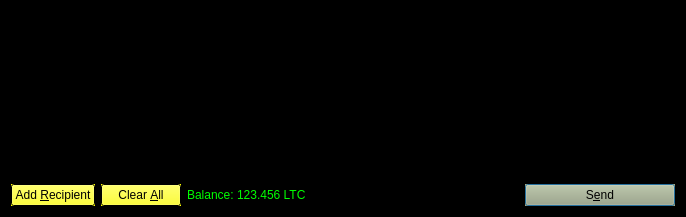
Old version of the form src/qt/forms/sendcoinsdialog.ui in the repository gridcoin/Gridcoin-master.
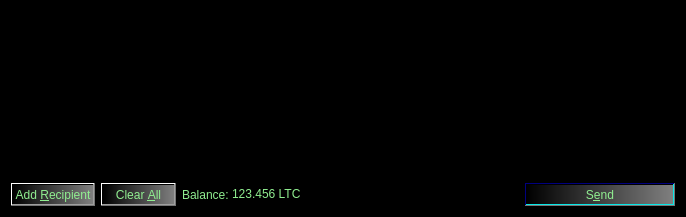
New version of the form. Icons and pictures are not drawn.

The edit to the form file:
```diff
--- a/src/qt/forms/sendcoinsdialog.ui
+++ b/src/qt/forms/sendcoinsdialog.ui
@@ -16,27 +16,45 @@
      <colorrole role="WindowText">
       <brush brushstyle="SolidPattern">
        <color alpha="255">
-        <red>0</red>
-        <green>255</green>
-        <blue>0</blue>
+        <red>144</red>
+        <green>238</green>
+        <blue>144</blue>
        </color>
       </brush>
      </colorrole>
      <colorrole role="Button">
       <brush brushstyle="SolidPattern">
        <color alpha="255">
-        <red>255</red>
-        <green>255</green>
+        <red>0</red>
+        <green>0</green>
         <blue>0</blue>
        </color>
       </brush>
      </colorrole>
+     <colorrole role="Text">
+      <brush brushstyle="SolidPattern">
+       <color alpha="255">
+        <red>144</red>
+        <green>238</green>
+        <blue>144</blue>
+       </color>
+      </brush>
+     </colorrole>
+     <colorrole role="ButtonText">
+      <brush brushstyle="SolidPattern">
+       <color alpha="255">
+        <red>144</red>
+        <green>238</green>
+        <blue>144</blue>
+       </color>
+      </brush>
+     </colorrole>
      <colorrole role="Base">
       <brush brushstyle="SolidPattern">
        <color alpha="255">
-        <red>255</red>
-        <green>255</green>
-        <blue>255</blue>
+        <red>0</red>
+        <green>0</green>
+        <blue>0</blue>
        </color>
       </brush>
      </colorrole>
@@ -54,27 +72,45 @@
      <colorrole role="WindowText">
       <brush brushstyle="SolidPattern">
        <color alpha="255">
-        <red>0</red>
-        <green>255</green>
-        <blue>0</blue>
+        <red>144</red>
+        <green>238</green>
+        <blue>144</blue>
        </color>
       </brush>
      </colorrole>
      <colorrole role="Button">
       <brush brushstyle="SolidPattern">
        <color alpha="255">
-        <red>255</red>
-        <green>255</green>
+        <red>0</red>
+        <green>0</green>
         <blue>0</blue>
        </color>
       </brush>
      </colorrole>
+     <colorrole role="Text">
+      <brush brushstyle="SolidPattern">
+       <color alpha="255">
+        <red>144</red>
+        <green>238</green>
+        <blue>144</blue>
+       </color>
+      </brush>
+     </colorrole>
+     <colorrole role="ButtonText">
+      <brush brushstyle="SolidPattern">
+       <color alpha="255">
+        <red>144</red>
+        <green>238</green>
+        <blue>144</blue>
+       </color>
+      </brush>
+     </colorrole>
      <colorrole role="Base">
       <brush brushstyle="SolidPattern">
        <color alpha="255">
-        <red>255</red>
-        <green>255</green>
-        <blue>255</blue>
+        <red>0</red>
+        <green>0</green>
+        <blue>0</blue>
        </color>
       </brush>
      </colorrole>
@@ -92,21 +128,39 @@
      <colorrole role="WindowText">
       <brush brushstyle="SolidPattern">
        <color alpha="255">
-        <red>120</red>
-        <green>120</green>
-        <blue>120</blue>
+        <red>144</red>
+        <green>238</green>
+        <blue>144</blue>
        </color>
       </brush>
      </colorrole>
      <colorrole role="Button">
       <brush brushstyle="SolidPattern">
        <color alpha="255">
-        <red>255</red>
-        <green>255</green>
+        <red>0</red>
+        <green>0</green>
         <blue>0</blue>
        </color>
       </brush>
      </colorrole>
+     <colorrole role="Text">
+      <brush brushstyle="SolidPattern">
+       <color alpha="255">
+        <red>144</red>
+        <green>238</green>
+        <blue>144</blue>
+       </color>
+      </brush>
+     </colorrole>
+     <colorrole role="ButtonText">
+      <brush brushstyle="SolidPattern">
+       <color alpha="255">
+        <red>144</red>
+        <green>238</green>
+        <blue>144</blue>
+       </color>
+      </brush>
+     </colorrole>
      <colorrole role="Base">
       <brush brushstyle="SolidPattern">
        <color alpha="255">
@@ -132,7 +186,13 @@
    <string>Send Coins</string>
   </property>
   <property name="autoFillBackground">
-   <bool>true</bool>
+   <bool>false</bool>
+  </property>
+  <property name="styleSheet">
+   <string notr="true">
+background-color:black;
+color:lightgreen;
+</string>
   </property>
   <layout class="QVBoxLayout" name="verticalLayout">
    <item>
@@ -185,7 +245,13 @@
         <string>Send to multiple recipients at once</string>
        </property>
        <property name="autoFillBackground">
-        <bool>true</bool>
+        <bool>false</bool>
+       </property>
+       <property name="styleSheet">
+        <string notr="true">
+background-color:qlineargradient(spread:pad, x1:0, y1:0, x2:1, y2:0, stop:0 rgba(0, 0, 0, 255), stop:1 rgba(127, 127, 127, 255));
+color:lightgreen;
+</string>
        </property>
        <property name="text">
         <string>Add &amp;Recipient</string>
@@ -211,7 +277,13 @@
         <string>Remove all transaction fields</string>
        </property>
        <property name="autoFillBackground">
-        <bool>true</bool>
+        <bool>false</bool>
+       </property>
+       <property name="styleSheet">
+        <string notr="true">
+background-color:qlineargradient(spread:pad, x1:0, y1:0, x2:1, y2:0, stop:0 rgba(0, 0, 0, 255), stop:1 rgba(127, 127, 127, 255));
+color:lightgreen;
+</string>
        </property>
        <property name="text">
         <string>Clear &amp;All</string>
@@ -282,19 +354,30 @@
           <colorrole role="WindowText">
            <brush brushstyle="SolidPattern">
             <color alpha="255">
-             <red>0</red>
-             <green>255</green>
-             <blue>0</blue>
+             <red>144</red>
+             <green>238</green>
+             <blue>144</blue>
             </color>
            </brush>
           </colorrole>
           <colorrole role="Button">
-           <brush brushstyle="SolidPattern">
-            <color alpha="255">
-             <red>170</red>
-             <green>170</green>
-             <blue>127</blue>
-            </color>
+           <brush brushstyle="LinearGradientPattern">
+            <gradient startx="0.000000000000000" starty="0.000000000000000" endx="1.000000000000000" endy="0.000000000000000" type="LinearGradient" spread="PadSpread" coordinatemode="ObjectBoundingMode">
+             <gradientstop position="0.000000000000000">
+              <color alpha="255">
+               <red>0</red>
+               <green>0</green>
+               <blue>0</blue>
+              </color>
+             </gradientstop>
+             <gradientstop position="1.000000000000000">
+              <color alpha="255">
+               <red>127</red>
+               <green>127</green>
+               <blue>127</blue>
+              </color>
+             </gradientstop>
+            </gradient>
            </brush>
           </colorrole>
           <colorrole role="Light">
@@ -318,39 +401,90 @@
           <colorrole role="Text">
            <brush brushstyle="SolidPattern">
             <color alpha="255">
-             <red>28</red>
-             <green>85</green>
-             <blue>41</blue>
+             <red>144</red>
+             <green>238</green>
+             <blue>144</blue>
             </color>
            </brush>
           </colorrole>
           <colorrole role="ButtonText">
            <brush brushstyle="SolidPattern">
             <color alpha="255">
-             <red>0</red>
-             <green>0</green>
-             <blue>0</blue>
+             <red>144</red>
+             <green>238</green>
+             <blue>144</blue>
             </color>
            </brush>
           </colorrole>
+          <colorrole role="Base">
+           <brush brushstyle="LinearGradientPattern">
+            <gradient startx="0.000000000000000" starty="0.000000000000000" endx="1.000000000000000" endy="0.000000000000000" type="LinearGradient" spread="PadSpread" coordinatemode="ObjectBoundingMode">
+             <gradientstop position="0.000000000000000">
+              <color alpha="255">
+               <red>0</red>
+               <green>0</green>
+               <blue>0</blue>
+              </color>
+             </gradientstop>
+             <gradientstop position="1.000000000000000">
+              <color alpha="255">
+               <red>127</red>
+               <green>127</green>
+               <blue>127</blue>
+              </color>
+             </gradientstop>
+            </gradient>
+           </brush>
+          </colorrole>
+          <colorrole role="Window">
+           <brush brushstyle="LinearGradientPattern">
+            <gradient startx="0.000000000000000" starty="0.000000000000000" endx="1.000000000000000" endy="0.000000000000000" type="LinearGradient" spread="PadSpread" coordinatemode="ObjectBoundingMode">
+             <gradientstop position="0.000000000000000">
+              <color alpha="255">
+               <red>0</red>
+               <green>0</green>
+               <blue>0</blue>
+              </color>
+             </gradientstop>
+             <gradientstop position="1.000000000000000">
+              <color alpha="255">
+               <red>127</red>
+               <green>127</green>
+               <blue>127</blue>
+              </color>
+             </gradientstop>
+            </gradient>
+           </brush>
+          </colorrole>
          </active>
          <inactive>
           <colorrole role="WindowText">
            <brush brushstyle="SolidPattern">
             <color alpha="255">
-             <red>0</red>
-             <green>255</green>
-             <blue>0</blue>
+             <red>144</red>
+             <green>238</green>
+             <blue>144</blue>
             </color>
            </brush>
           </colorrole>
           <colorrole role="Button">
-           <brush brushstyle="SolidPattern">
-            <color alpha="255">
-             <red>170</red>
-             <green>170</green>
-             <blue>127</blue>
-            </color>
+           <brush brushstyle="LinearGradientPattern">
+            <gradient startx="0.000000000000000" starty="0.000000000000000" endx="1.000000000000000" endy="0.000000000000000" type="LinearGradient" spread="PadSpread" coordinatemode="ObjectBoundingMode">
+             <gradientstop position="0.000000000000000">
+              <color alpha="255">
+               <red>0</red>
+               <green>0</green>
+               <blue>0</blue>
+              </color>
+             </gradientstop>
+             <gradientstop position="1.000000000000000">
+              <color alpha="255">
+               <red>127</red>
+               <green>127</green>
+               <blue>127</blue>
+              </color>
+             </gradientstop>
+            </gradient>
            </brush>
           </colorrole>
           <colorrole role="Light">
@@ -374,39 +508,90 @@
           <colorrole role="Text">
            <brush brushstyle="SolidPattern">
             <color alpha="255">
-             <red>28</red>
-             <green>85</green>
-             <blue>41</blue>
+             <red>144</red>
+             <green>238</green>
+             <blue>144</blue>
             </color>
            </brush>
           </colorrole>
           <colorrole role="ButtonText">
            <brush brushstyle="SolidPattern">
             <color alpha="255">
-             <red>0</red>
-             <green>0</green>
-             <blue>0</blue>
+             <red>144</red>
+             <green>238</green>
+             <blue>144</blue>
             </color>
            </brush>
           </colorrole>
+          <colorrole role="Base">
+           <brush brushstyle="LinearGradientPattern">
+            <gradient startx="0.000000000000000" starty="0.000000000000000" endx="1.000000000000000" endy="0.000000000000000" type="LinearGradient" spread="PadSpread" coordinatemode="ObjectBoundingMode">
+             <gradientstop position="0.000000000000000">
+              <color alpha="255">
+               <red>0</red>
+               <green>0</green>
+               <blue>0</blue>
+              </color>
+             </gradientstop>
+             <gradientstop position="1.000000000000000">
+              <color alpha="255">
+               <red>127</red>
+               <green>127</green>
+               <blue>127</blue>
+              </color>
+             </gradientstop>
+            </gradient>
+           </brush>
+          </colorrole>
+          <colorrole role="Window">
+           <brush brushstyle="LinearGradientPattern">
+            <gradient startx="0.000000000000000" starty="0.000000000000000" endx="1.000000000000000" endy="0.000000000000000" type="LinearGradient" spread="PadSpread" coordinatemode="ObjectBoundingMode">
+             <gradientstop position="0.000000000000000">
+              <color alpha="255">
+               <red>0</red>
+               <green>0</green>
+               <blue>0</blue>
+              </color>
+             </gradientstop>
+             <gradientstop position="1.000000000000000">
+              <color alpha="255">
+               <red>127</red>
+               <green>127</green>
+               <blue>127</blue>
+              </color>
+             </gradientstop>
+            </gradient>
+           </brush>
+          </colorrole>
          </inactive>
          <disabled>
           <colorrole role="WindowText">
            <brush brushstyle="SolidPattern">
             <color alpha="255">
-             <red>8</red>
-             <green>232</green>
-             <blue>232</blue>
+             <red>144</red>
+             <green>238</green>
+             <blue>144</blue>
             </color>
            </brush>
           </colorrole>
           <colorrole role="Button">
-           <brush brushstyle="SolidPattern">
-            <color alpha="255">
-             <red>170</red>
-             <green>170</green>
-             <blue>127</blue>
-            </color>
+           <brush brushstyle="LinearGradientPattern">
+            <gradient startx="0.000000000000000" starty="0.000000000000000" endx="1.000000000000000" endy="0.000000000000000" type="LinearGradient" spread="PadSpread" coordinatemode="ObjectBoundingMode">
+             <gradientstop position="0.000000000000000">
+              <color alpha="255">
+               <red>0</red>
+               <green>0</green>
+               <blue>0</blue>
+              </color>
+             </gradientstop>
+             <gradientstop position="1.000000000000000">
+              <color alpha="255">
+               <red>127</red>
+               <green>127</green>
+               <blue>127</blue>
+              </color>
+             </gradientstop>
+            </gradient>
            </brush>
           </colorrole>
           <colorrole role="Light">
@@ -430,21 +615,61 @@
           <colorrole role="Text">
            <brush brushstyle="SolidPattern">
             <color alpha="255">
-             <red>8</red>
-             <green>232</green>
-             <blue>232</blue>
+             <red>144</red>
+             <green>238</green>
+             <blue>144</blue>
             </color>
            </brush>
           </colorrole>
           <colorrole role="ButtonText">
            <brush brushstyle="SolidPattern">
             <color alpha="255">
-             <red>8</red>
-             <green>232</green>
-             <blue>232</blue>
+             <red>144</red>
+             <green>238</green>
+             <blue>144</blue>
             </color>
            </brush>
           </colorrole>
+          <colorrole role="Base">
+           <brush brushstyle="LinearGradientPattern">
+            <gradient startx="0.000000000000000" starty="0.000000000000000" endx="1.000000000000000" endy="0.000000000000000" type="LinearGradient" spread="PadSpread" coordinatemode="ObjectBoundingMode">
+             <gradientstop position="0.000000000000000">
+              <color alpha="255">
+               <red>0</red>
+               <green>0</green>
+               <blue>0</blue>
+              </color>
+             </gradientstop>
+             <gradientstop position="1.000000000000000">
+              <color alpha="255">
+               <red>127</red>
+               <green>127</green>
+               <blue>127</blue>
+              </color>
+             </gradientstop>
+            </gradient>
+           </brush>
+          </colorrole>
+          <colorrole role="Window">
+           <brush brushstyle="LinearGradientPattern">
+            <gradient startx="0.000000000000000" starty="0.000000000000000" endx="1.000000000000000" endy="0.000000000000000" type="LinearGradient" spread="PadSpread" coordinatemode="ObjectBoundingMode">
+             <gradientstop position="0.000000000000000">
+              <color alpha="255">
+               <red>0</red>
+               <green>0</green>
+               <blue>0</blue>
+              </color>
+             </gradientstop>
+             <gradientstop position="1.000000000000000">
+              <color alpha="255">
+               <red>127</red>
+               <green>127</green>
+               <blue>127</blue>
+              </color>
+             </gradientstop>
+            </gradient>
+           </brush>
+          </colorrole>
          </disabled>
         </palette>
        </property>
@@ -452,7 +677,13 @@
         <string>Confirm the send action</string>
        </property>
        <property name="autoFillBackground">
-        <bool>true</bool>
+        <bool>false</bool>
+       </property>
+       <property name="styleSheet">
+        <string notr="true">
+background-color:qlineargradient(spread:pad, x1:0, y1:0, x2:1, y2:0, stop:0 rgba(0, 0, 0, 255), stop:1 rgba(127, 127, 127, 255));
+color:lightgreen;
+</string>
        </property>
        <property name="text">
         <string>S&amp;end</string>
```
